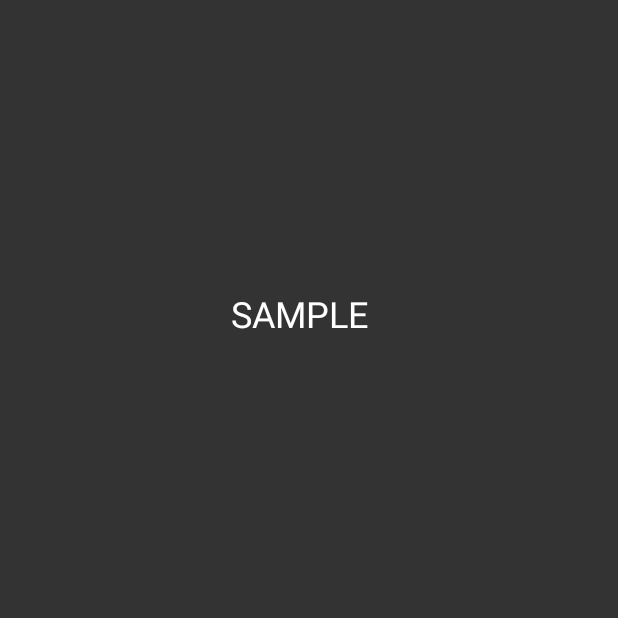
After one commit to Mr-Developer2204/File-Transfer, an Android app: the Filedrawer screen opened directly, with no data from a screen before it, on a phone screen of 412 x 824 dp, the top half of it. The commit adds this screen. Run offline under Robolectric (Android 15) with nearby library versions, the phone set to English and light mode, and no system bars; Roboto replaces fonts that are not available here.

Commit message:
Added the file Picker

```diff
--- a/app/build.gradle
+++ b/app/build.gradle
@@ -6,7 +6,7 @@ android {
 
     defaultConfig {
         applicationId "com.example.filetransfer"
-        minSdkVersion 14
+        minSdkVersion 16
         targetSdkVersion 30
         versionCode 1
         versionName "1.0"
--- a/app/src/main/java/com/example/filetransfer/FileActivity.java
+++ b/app/src/main/java/com/example/filetransfer/FileActivity.java
@@ -21,7 +21,7 @@ public class FileActivity extends AppCompatActivity {
             // The code in this method will be executed when the numbers View is clicked on.
             @Override
             public void onClick(View view) {
-                Intent imageIntent = new Intent(FileActivity.this, ImageActivity.class);
+                Intent imageIntent = new Intent(FileActivity.this, Filedrawer.class);
                 startActivity(imageIntent);
             }
         });
--- /dev/null
+++ b/app/src/main/java/com/example/filetransfer/Filedrawer.java
@@ -0,0 +1,48 @@
+package com.example.filetransfer;
+
+import androidx.annotation.Nullable;
+import androidx.appcompat.app.AppCompatActivity;
+
+import android.content.Intent;
+import android.os.Bundle;
+import android.widget.TextView;
+
+public class Filedrawer extends AppCompatActivity {
+
+
+    TextView Show_PATH;
+
+    @Override
+    protected void onCreate(Bundle savedInstanceState) {
+        super.onCreate(savedInstanceState);
+        setContentView(R.layout.activity_filedrawer);
+
+        Show_PATH = (TextView)findViewById(R.id.showpath);
+        Intent myfileIntent= new Intent(Intent.ACTION_GET_CONTENT);
+        myfileIntent.setType("*/*");
+        startActivityForResult(myfileIntent,10);
+
+
+
+    }
+
+    @Override
+    protected void onActivityResult(int requestCode, int resultCode, @Nullable Intent data) {
+        super.onActivityResult(requestCode, resultCode, data);
+
+        switch (requestCode){
+
+            case 10:
+
+                if(requestCode==RESULT_OK){
+
+                    String path = data.getData().getPath();
+                    Show_PATH.setText(path);
+                }
+
+
+                break;
+        }
+
+    }
+}
--- /dev/null
+++ b/app/src/main/res/layout/activity_filedrawer.xml
@@ -0,0 +1,29 @@
+<?xml version="1.0" encoding="utf-8"?>
+<androidx.constraintlayout.widget.ConstraintLayout xmlns:android="http://schemas.android.com/apk/res/android"
+    xmlns:app="http://schemas.android.com/apk/res-auto"
+    xmlns:tools="http://schemas.android.com/tools"
+    android:layout_width="match_parent"
+    android:layout_height="match_parent"
+    android:background="#333333"
+    tools:context=".Filedrawer">
+
+    <TextView
+        android:id="@+id/showpath"
+        android:layout_width="wrap_content"
+        android:layout_height="wrap_content"
+        android:layout_marginStart="168dp"
+        android:layout_marginLeft="168dp"
+        android:layout_marginTop="181dp"
+        android:layout_marginEnd="225dp"
+        android:layout_marginRight="225dp"
+        android:layout_marginBottom="585dp"
+        android:text="SAMPLE"
+        android:textColor="#FFFFFF"
+        android:textSize="24sp"
+        app:layout_constraintBottom_toBottomOf="parent"
+        app:layout_constraintEnd_toEndOf="parent"
+        app:layout_constraintHorizontal_bias="0.193"
+        app:layout_constraintStart_toStartOf="parent"
+        app:layout_constraintTop_toTopOf="parent"
+        app:layout_constraintVertical_bias="0.461" />
+</androidx.constraintlayout.widget.ConstraintLayout>
--- a/build.gradle
+++ b/build.gradle
@@ -5,7 +5,7 @@ buildscript {
         jcenter()
     }
     dependencies {
-        classpath "com.android.tools.build:gradle:4.0.1"
+        classpath 'com.android.tools.build:gradle:4.1.0'
 
         // NOTE: Do not place your application dependencies here; they belong
         // in the individual module build.gradle files
```
Also changed, not shown: app/src/main/AndroidManifest.xml (+34 -24 lines), gradle/wrapper/gradle-wrapper.properties.
